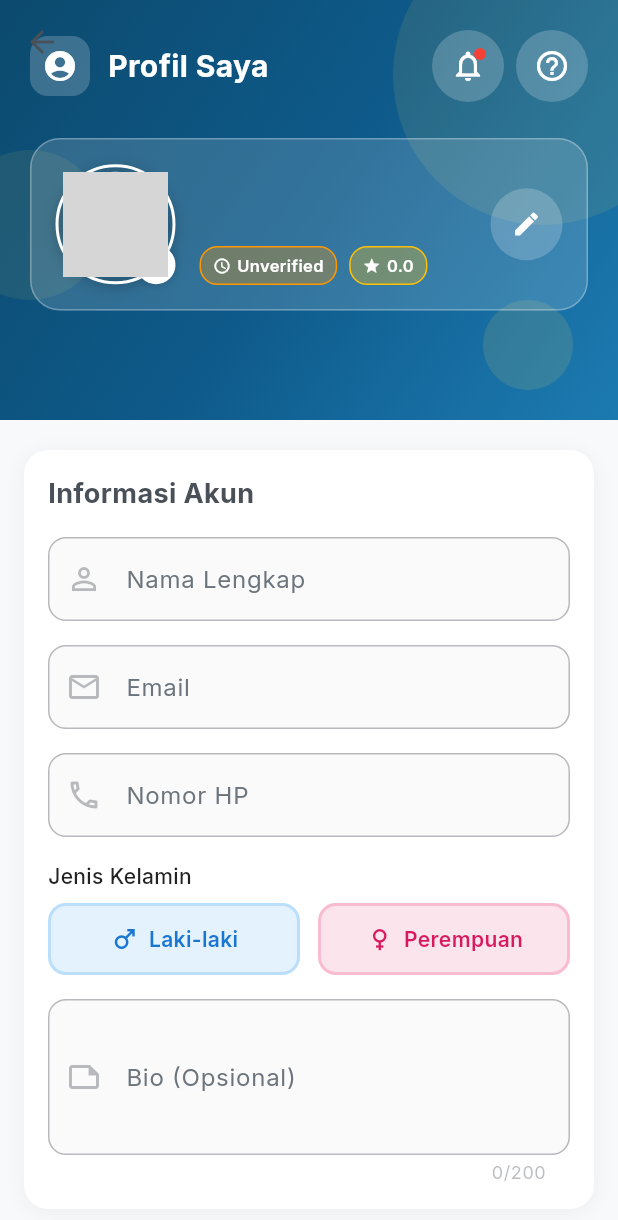
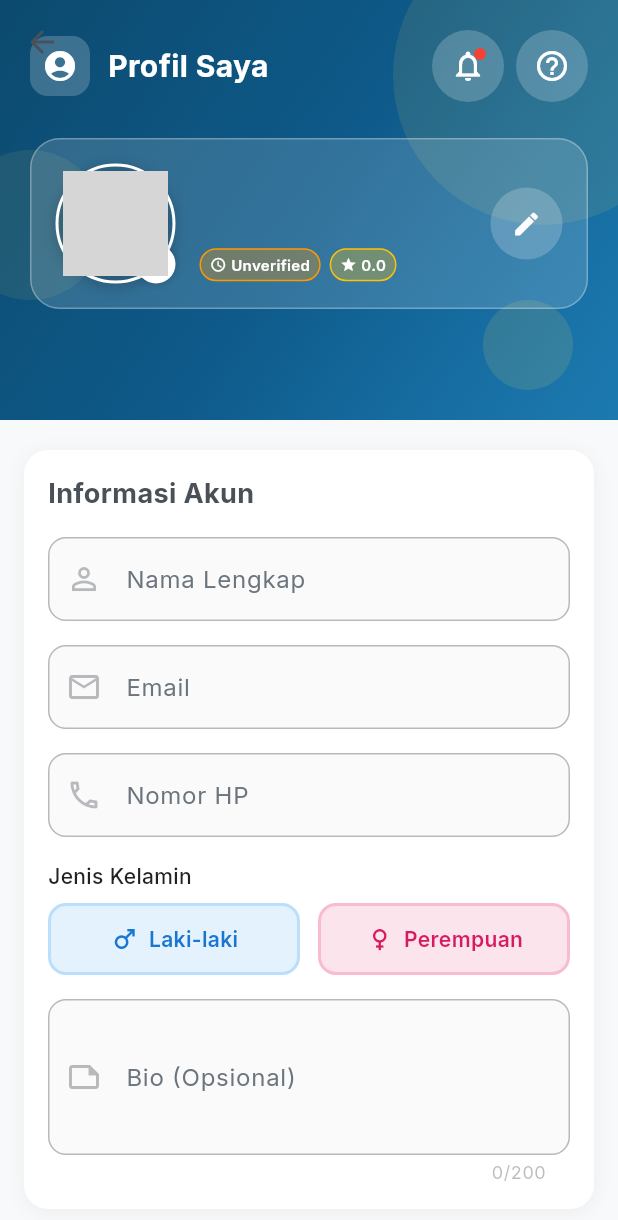
Before and after one commit to adhfry/navigo-app, a Flutter app: the ProfileView screen opened by its route, on a phone screen of 412 x 824 dp. Shown: the top 1220 px of the screen. Run offline on Flutter 3.47's test engine with Material 3 defaults, Android fonts, the phone set to English and light mode, and no system bars; our stand-ins replace cached_network_image, carousel_slider, dio, flutter_svg, get, get_storage and 4 more; accounts and stored records are empty; network calls fail; grey boxes are pictures that could not be loaded.

Commit message:
🐛 FIX: Profile Header Row Overflow (6.7px)
🔧 RESPONSIVE FIXES:
- Wrapped status chips in Flexible widgets
- Reduced padding: 8→6px horizontal, 4→3px vertical
- Reduced spacing: 8→6px between chips
- Added TextOverflow.ellipsis to text
- Smaller icon: 12→11px
- Smaller font: 11→10px

✅ STATUS CHIPS NOW RESPONSIVE:
- Verified/Unverified badge adapts to space
- Rating badge with flexible width
- No more overflow on small screens
- Maintains readability

📏 OPTIMIZATION:
- Before: Fixed width causing 6.7px overflow
- After: Flexible width, auto-adjusts
- Text truncates if too long
- Icons & fonts scaled down slightly

✅ FLUTTER ANALYZE: PASSED
No overflow errors!

```diff
--- a/lib/app/modules/main/profile/views/profile_view.dart
+++ b/lib/app/modules/main/profile/views/profile_view.dart
@@ -344,14 +344,15 @@ class ProfileView extends GetView<ProfileController> {
 
                                 const SizedBox(height: 8),
 
-                                // Status Chips
+                                // Status Chips (Responsive)
                                 Row(
                                   children: [
                                     // Traveler Status
-                                    Container(
+                                    Flexible(
+                                      child: Container(
                                         padding: const EdgeInsets.symmetric(
-                                        horizontal: 8,
-                                        vertical: 4,
+                                          horizontal: 6,
+                                          vertical: 3,
                                         ),
                                         decoration: BoxDecoration(
                                           color: controller.user.value!.isTravelerVerified
@@ -372,31 +373,36 @@ class ProfileView extends GetView<ProfileController> {
                                               controller.user.value!.isTravelerVerified
                                                   ? Icons.verified
                                                   : Icons.schedule,
-                                            size: 12,
+                                              size: 11,
                                               color: Colors.white,
                                             ),
-                                          const SizedBox(width: 4),
-                                          Text(
+                                            const SizedBox(width: 3),
+                                            Flexible(
+                                              child: Text(
                                                 controller.user.value!.isTravelerVerified
                                                     ? 'Verified'
                                                     : 'Unverified',
                                                 style: const TextStyle(
-                                              fontSize: 11,
+                                                  fontSize: 10,
                                                   color: Colors.white,
                                                   fontWeight: FontWeight.w600,
+                                                ),
+                                                overflow: TextOverflow.ellipsis,
                                               ),
                                             ),
                                           ],
                                         ),
                                       ),
+                                    ),
 
-                                    const SizedBox(width: 8),
+                                    const SizedBox(width: 6),
 
                                     // Rating
-                                    Container(
+                                    Flexible(
+                                      child: Container(
                                         padding: const EdgeInsets.symmetric(
-                                        horizontal: 8,
-                                        vertical: 4,
+                                          horizontal: 6,
+                                          vertical: 3,
                                         ),
                                         decoration: BoxDecoration(
                                           color: Colors.amber.withValues(alpha: 0.3),
@@ -411,19 +417,23 @@ class ProfileView extends GetView<ProfileController> {
                                           children: [
                                             const Icon(
                                               Icons.star,
-                                            size: 12,
+                                              size: 11,
                                               color: Colors.white,
                                             ),
-                                          const SizedBox(width: 4),
-                                          Text(
+                                            const SizedBox(width: 3),
+                                            Flexible(
+                                              child: Text(
                                                 '${controller.user.value!.averageRating}',
                                                 style: const TextStyle(
-                                              fontSize: 11,
+                                                  fontSize: 10,
                                                   color: Colors.white,
                                                   fontWeight: FontWeight.w600,
                                                 ),
+                                                overflow: TextOverflow.ellipsis,
+                                              ),
                                             ),
                                           ],
+                                        ),
                                       ),
                                     ),
                                   ],
```
Lines whose indentation alone changed are shown as unchanged.
